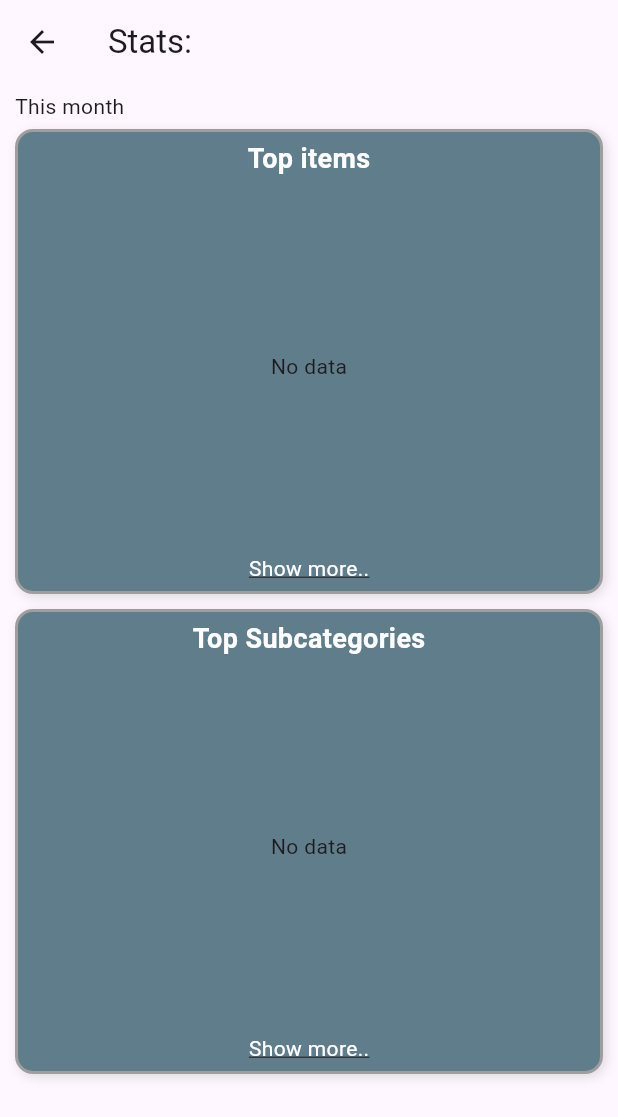
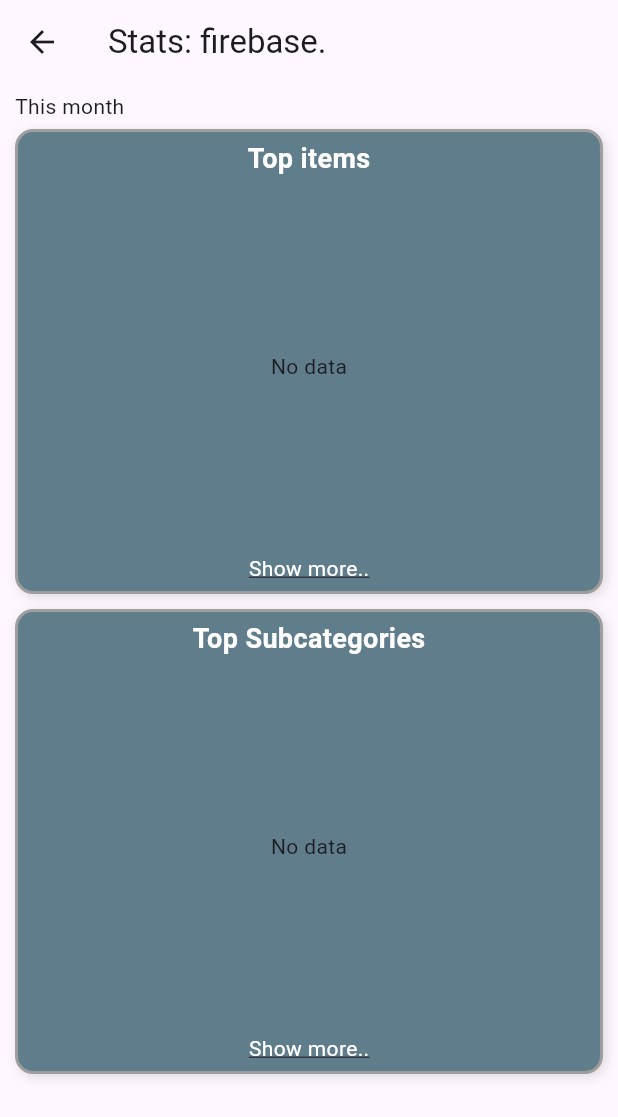
Before and after one commit to needsly/needsly, a Flutter app: the SharedProjectButtons widget shown alone on an empty page, opened directly with empty values, after a tap on the "auto graph" icon, on a phone screen of 412 x 824 dp. Shown: the top 1117 px of the screen. Run offline on Flutter 3.47's test engine with Material 3 defaults, Android fonts, the phone set to English and light mode, and no system bars; our stand-ins replace cloud_firestore, drift, firebase_auth, firebase_core, fl_chart, google_sign_in and 1 more; accounts and stored records are empty; generated files the repository leaves out were written again.

Commit message:
Fix displaying stats on shared projects page

```diff
--- a/lib/components/rows/shared_project_buttons.dart
+++ b/lib/components/rows/shared_project_buttons.dart
@@ -38,7 +38,7 @@ class SharedProjectButtons extends StatelessWidget {
               context,
               MaterialPageRoute(
                 builder: (context) {
-                  return StatsPage(category: sharedProject);
+                  return StatsPage(category: 'firebase.$sharedProject');
                 },
               ),
             );
--- a/lib/views/shared/shared_documents.dart
+++ b/lib/views/shared/shared_documents.dart
@@ -47,6 +47,7 @@ class SharedDocumentsPageState extends State<SharedDocumentsPage> {
 
   late StreamSubscription<QuerySnapshot> _resolvedSubscription;
   late StreamSubscription<DocumentSnapshot> _syncSubscription;
+  late String firebaseProjectName = 'firebase.$projectName';
 
   SharedDocumentsPageState({
     required this.projectName,
@@ -285,7 +286,7 @@ class SharedDocumentsPageState extends State<SharedDocumentsPage> {
               final timestamps = List<Timestamp>.from(item.value);
               for (var ts in timestamps) {
                 db.addResolvedItem(
-                  'firebase.$projectName',
+                  firebaseProjectName,
                   docId,
                   item.key,
                   ts.toDate(),
@@ -484,7 +485,7 @@ class SharedDocumentsPageState extends State<SharedDocumentsPage> {
   ) {
     return SubcategoryRowButtons(
       context: context,
-      category: 'firebase.$projectName',
+      category: firebaseProjectName,
       subcategory: documentName,
       onRename: onRenameDocument,
       onRemove: onRemoveDocument,
```
